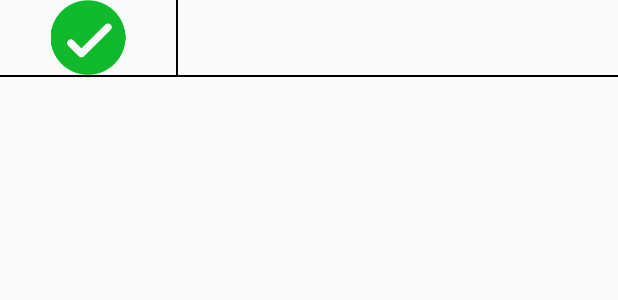
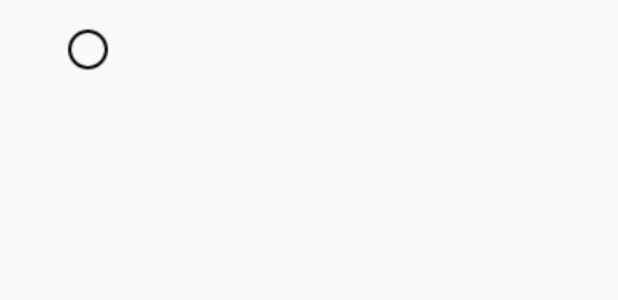
Before and after one commit to yangyongchaoGitHub/RelNFCReadCard, an Android app: the layout item_record.xml on its own in the app's theme, with its tools: preview values and no code run, on a phone screen of 412 x 824 dp. Shown: the top 300 px of the screen. Run offline under Robolectric (Android 15) with nearby library versions, the phone set to English and light mode, and no system bars.

Commit message:
修正一些内容

```diff
--- a/app/src/main/res/layout/item_record.xml
+++ b/app/src/main/res/layout/item_record.xml
@@ -6,39 +6,29 @@
     <LinearLayout
         android:id="@+id/ll_item_record"
         android:layout_width="match_parent"
-        android:layout_height="50dp"
+        android:layout_height="60dp"
         android:orientation="horizontal">
 
         <ImageView
             android:id="@+id/iv_permission_show"
             android:layout_width="0dp"
-            android:layout_height="match_parent"
+            android:layout_marginTop="15dp"
+            android:layout_height="35dp"
             android:layout_weight="2"
             android:gravity="center"
-            android:src="@drawable/success"
-            android:textStyle="bold" />
-
-        <View
-            android:layout_width="1dp"
-            android:background="@color/bg_black"
-            android:layout_height="match_parent" />
+            android:src="@drawable/selectpng"/>
 
         <TextView
             android:id="@+id/tv_item_permission"
             android:layout_width="0dp"
             android:layout_height="match_parent"
             android:layout_weight="5"
-            android:gravity="center"
-            android:textSize="12dp"
+            android:gravity="left|center"
+            android:textSize="20dp"
             android:textColor="@color/bg_black"
             android:textStyle="bold" />
 
 
     </LinearLayout>
 
-    <View
-        android:layout_width="match_parent"
-        android:layout_height="1dp"
-        android:background="@color/bg_black"
-        android:layout_below="@+id/ll_item_record"/>
 </RelativeLayout>
--- a/app/src/main/res/values/strings.xml
+++ b/app/src/main/res/values/strings.xml
@@ -7,7 +7,7 @@
     <string name="drawer_close">close</string>
     <string name="action_settings">setting</string>
     <string name="scan_card">请刷卡</string>
-    <string name="txt_get_permission_error">项目查询门禁列表失败,请检查网络连接！</string>
+    <string name="txt_get_permission_error">无法连接服务器</string>
     <string name="btn_reset">重试</string>
     <string name="permissionfail">证件无权限</string>
 </resources>
```
Also changed, not shown: app/src/main/java/com/dataexpo/nfcsample/MainActivity.java (+11 -0 lines), app/src/main/java/com/dataexpo/nfcsample/MainSelectorActiivty.java (+3 -8 lines), app/src/main/java/com/dataexpo/nfcsample/MyApplication.java (added, +31 -0 lines), app/src/main/res/drawable/select.png (added), app/src/main/res/drawable/selectpng.png (added).
